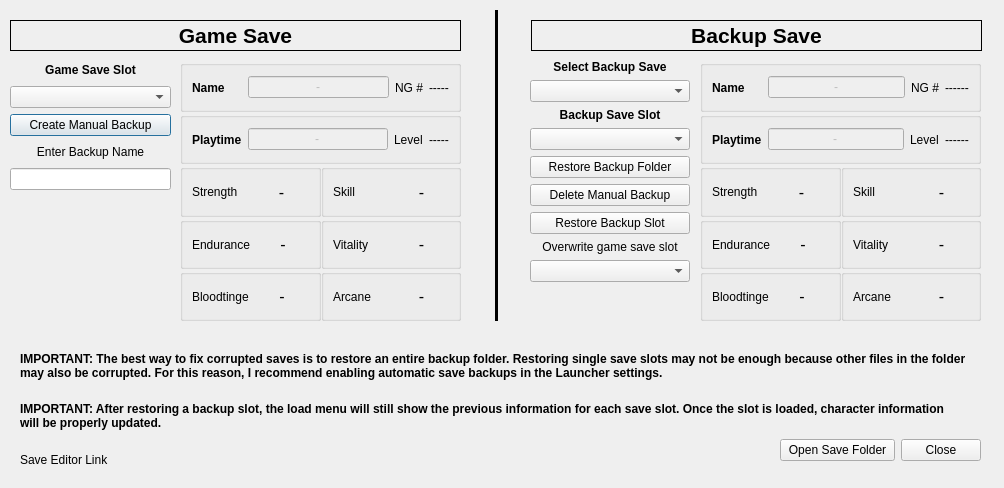
The window that modules/SaveManager.ui (rainmakerv3/BB_Launcher) describes before a commit, drawn with Qt 5.
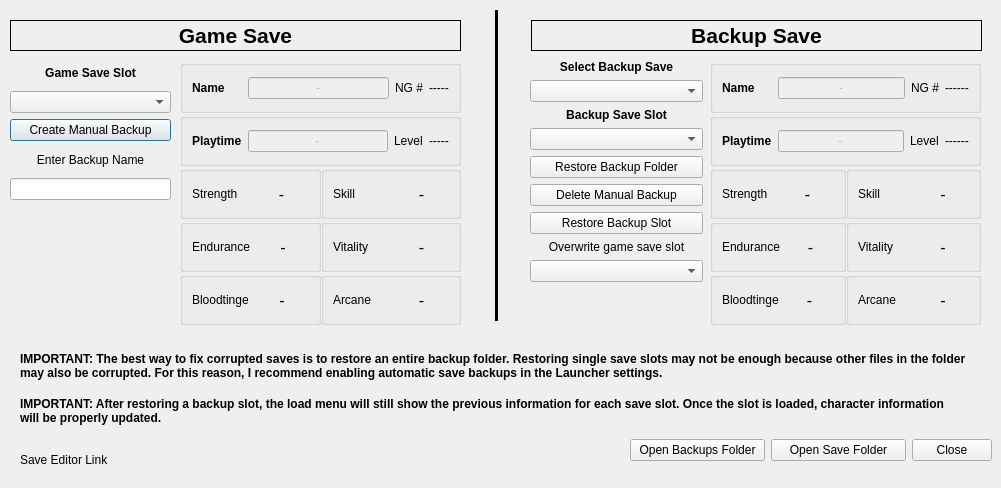
The same window after the commit.

Commit message:
Save Manager - Open Backups Folder button (#41)
* Added a button to open the save backups folder

* Minor tweaks to the Save Manager UI

Patch:
```diff
--- a/modules/SaveManager.ui
+++ b/modules/SaveManager.ui
@@ -6,7 +6,7 @@
    <rect>
     <x>0</x>
     <y>0</y>
-    <width>1004</width>
+    <width>1001</width>
     <height>488</height>
    </rect>
   </property>
@@ -19,7 +19,7 @@
      <x>10</x>
      <y>60</y>
      <width>161</width>
-     <height>130</height>
+     <height>140</height>
     </rect>
    </property>
    <layout class="QVBoxLayout" name="ControlsLayout">
@@ -77,7 +77,7 @@
      <x>180</x>
      <y>60</y>
      <width>281</width>
-     <height>261</height>
+     <height>265</height>
     </rect>
    </property>
    <layout class="QVBoxLayout" name="SaveInfoLayout">
@@ -438,7 +438,7 @@
     <rect>
      <x>20</x>
      <y>450</y>
-     <width>431</width>
+     <width>481</width>
      <height>20</height>
     </rect>
    </property>
@@ -451,8 +451,8 @@
     <rect>
      <x>530</x>
      <y>60</y>
-     <width>160</width>
-     <height>261</height>
+     <width>173</width>
+     <height>266</height>
     </rect>
    </property>
    <layout class="QVBoxLayout" name="BackupControlsLayout">
@@ -553,9 +553,9 @@
    <property name="geometry">
     <rect>
      <x>20</x>
-     <y>400</y>
+     <y>390</y>
      <width>941</width>
-     <height>31</height>
+     <height>41</height>
     </rect>
    </property>
    <property name="font">
@@ -594,13 +594,20 @@
   <widget class="QWidget" name="horizontalLayoutWidget_3">
    <property name="geometry">
     <rect>
-     <x>780</x>
+     <x>630</x>
      <y>430</y>
-     <width>201</width>
+     <width>362</width>
      <height>41</height>
     </rect>
    </property>
    <layout class="QHBoxLayout" name="ButtonBoxLayout">
+    <item>
+     <widget class="QPushButton" name="backupsFolderButton">
+      <property name="text">
+       <string>Open Backups Folder</string>
+      </property>
+     </widget>
+    </item>
     <item>
      <widget class="QPushButton" name="saveFolderButton">
       <property name="text">
@@ -626,10 +633,10 @@
   <widget class="QWidget" name="verticalLayoutWidget_4">
    <property name="geometry">
     <rect>
-     <x>700</x>
+     <x>710</x>
      <y>60</y>
-     <width>281</width>
-     <height>261</height>
+     <width>271</width>
+     <height>265</height>
     </rect>
    </property>
    <layout class="QVBoxLayout" name="BackupSaveInfoLayout">
```
The commit also changes 1 other file.
